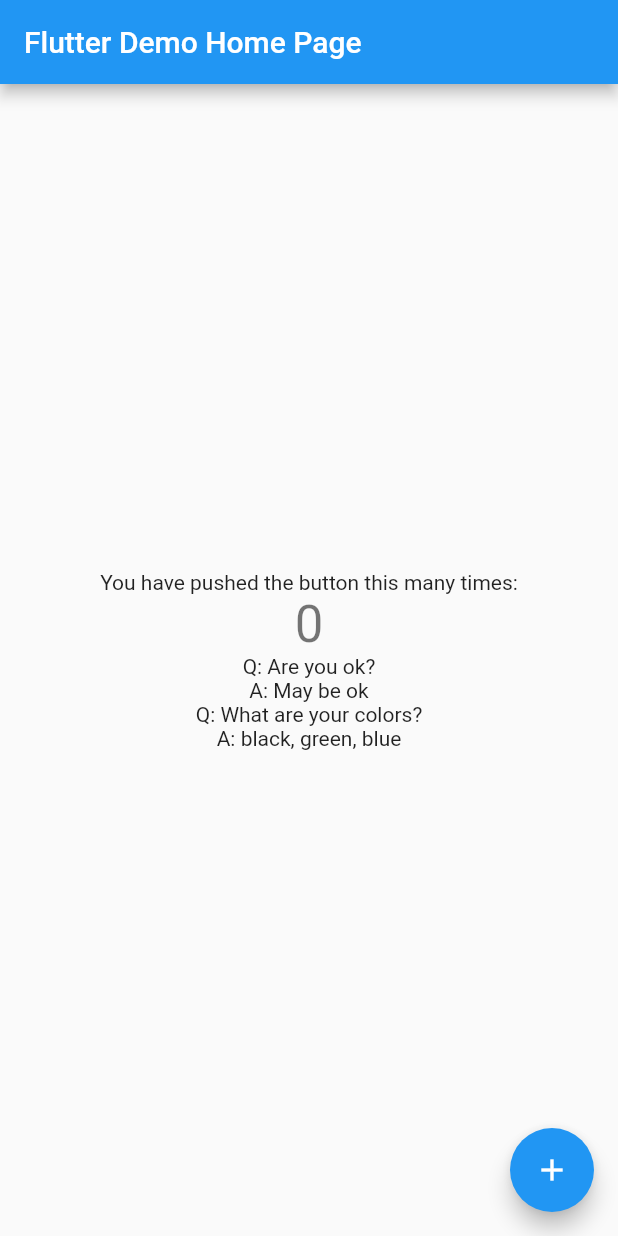
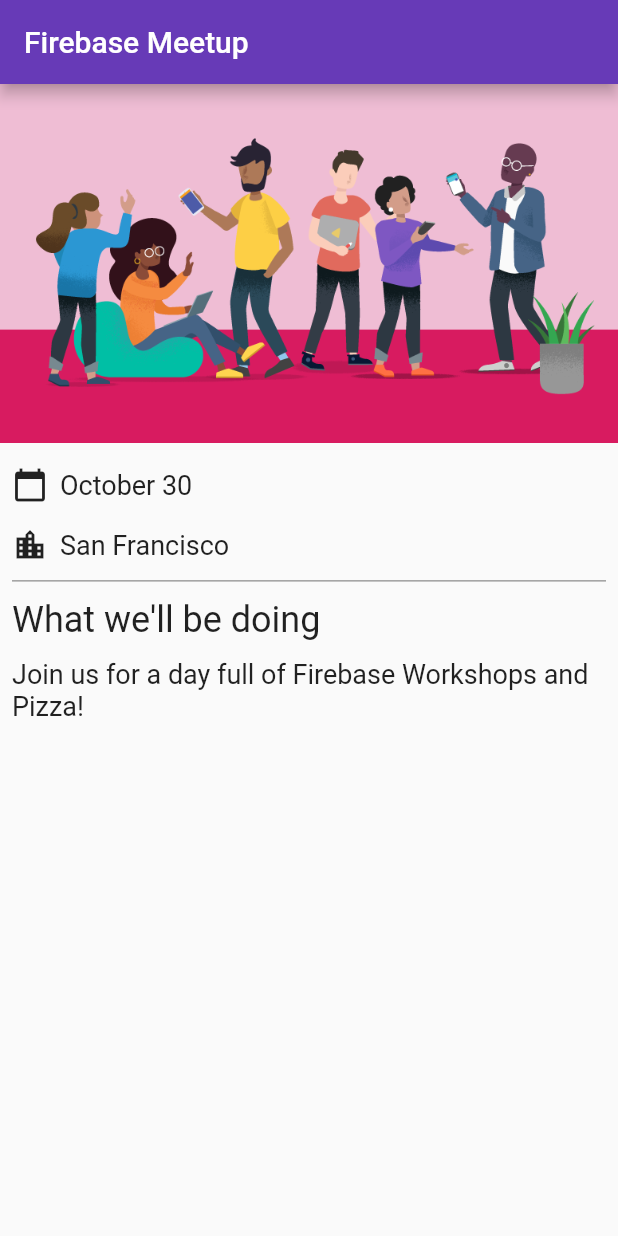
Before and after one commit to kitoku95/learn_flutter, a Flutter app: the screen it shows after launch, on a phone screen of 412 x 824 dp. Run offline on Flutter 3.47's test engine with Material 2 defaults, Android fonts, the phone set to English and light mode, and no system bars; our stand-ins replace firebase_auth, firebase_core, google_fonts; missing offline and left inert: dart:js; accounts and stored records are empty.

Commit message:
Add a lots files

```diff
--- a/lib/component/text_block_widget.dart
+++ b/lib/component/text_block_widget.dart
@@ -5,7 +5,7 @@ class TextBlockWidget extends StatelessWidget{
   final String text;
   final bool isAsk;
 
-  const TextBlockWidget({Key key, this.text, this.isAsk}) : super(key: key);
+  const TextBlockWidget({required Key key, required this.text, required this.isAsk}) : super(key: key);
 
   @override
   Widget build(BuildContext context) {
--- a/lib/main.dart
+++ b/lib/main.dart
@@ -1,90 +1,147 @@
+import 'dart:js';
+
+import 'package:firebase_core/firebase_core.dart';
+import 'package:firebase_auth/firebase_auth.dart';
 import 'package:flutter/material.dart';
-import 'package:learn_flutter/component/text_block_widget.dart';
+import 'package:google_fonts/google_fonts.dart';
+import 'package:provider/provider.dart';
+
+import 'src/authentication.dart';
+import 'src/widgets.dart';
 
 void main() {
-  runApp(MyApp());
+  runApp(ChangeNotifierProvider(
+    create: (context) => ApplicationState(),
+    builder: (context, _) => App(),
+  ));
 }
 
-class MyApp extends StatelessWidget {
-  // This widget is the root of your application.
+class App extends StatelessWidget {
   @override
   Widget build(BuildContext context) {
     return MaterialApp(
-      title: 'Flutter Demo',
+      title: 'Firebase Meetup',
       theme: ThemeData(
-        primarySwatch: Colors.blue,
+        buttonTheme: Theme.of(context).buttonTheme.copyWith(
+              highlightColor: Colors.deepPurple,
+            ),
+        primarySwatch: Colors.deepPurple,
+        textTheme: GoogleFonts.robotoTextTheme(
+          Theme.of(context).textTheme,
+        ),
         visualDensity: VisualDensity.adaptivePlatformDensity,
       ),
-      home: MyHomePage(title: 'Flutter Demo Home Page'),
+      home: HomePage(),
     );
   }
 }
 
-class MyHomePage extends StatefulWidget {
-  MyHomePage({Key key, this.title}) : super(key: key);
-
-  final String title;
-
-  @override
-  _MyHomePageState createState() => _MyHomePageState();
-}
-
-class _MyHomePageState extends State<MyHomePage> {
-  int _counter = 0;
-
-  void _incrementCounter() {
-    setState(() {
-      _counter++;
-    });
-  }
-
-  var list = [
-    {
-      "ask": "Are you ok?",
-      "answer" : "May be ok"
-    },
-    {
-      "ask" : "What are your colors?",
-      "answer" : ["black", "green", "blue"]
-    }
-  ];
+class HomePage extends StatelessWidget {
+  HomePage({Key? key}) : super(key: key);
 
   @override
   Widget build(BuildContext context) {
-
-    List<Widget> temp = [];
-    for(int i = 0; i < list.length; i++){
-      temp.add(TextBlockWidget(isAsk: true, text: list[i]["ask"],));
-      temp.add(TextBlockWidget(isAsk: false, text: list[i]["answer"].toString().replaceAll("[", "").replaceAll("]", ""),));
-    }
-
     return Scaffold(
       appBar: AppBar(
-
-        title: Text(widget.title),
+        title: Text('Firebase Meetup'),
       ),
-      body: Center(
-        child: Column(
-          mainAxisAlignment: MainAxisAlignment.center,
-          children: <Widget>[
-            Text(
-              'You have pushed the button this many times:',
-            ),
-            Text(
-              '$_counter',
-              style: Theme.of(context).textTheme.headline4,
-            ),
-            Column(
-              children: temp,
-            )
-          ],
-        ),
-      ),
-      floatingActionButton: FloatingActionButton(
-        onPressed: _incrementCounter,
-        tooltip: 'Increment',
-        child: Icon(Icons.add),
+      body: ListView(
+        children: <Widget>[
+          Image.asset('assets/codelab.png'),
+          SizedBox(height: 8),
+          IconAndDetail(Icons.calendar_today, 'October 30'),
+          IconAndDetail(Icons.location_city, 'San Francisco'),
+          Divider(
+            height: 8,
+            thickness: 1,
+            indent: 8,
+            endIndent: 8,
+            color: Colors.grey,
+          ),
+          Header("What we'll be doing"),
+          Paragraph(
+            'Join us for a day full of Firebase Workshops and Pizza!',
+          ),
+        ],
       ),
     );
   }
 }
+
+class ApplicationState extends ChangeNotifier {
+  ApplicationState() {
+    init();
+  }
+
+  Future<void> init() async {
+    await Firebase.initializeApp();
+
+    FirebaseAuth.instance.userChanges().listen((user) {
+      if (user != null) {
+        _loginState = ApplicationLoginState.loggedIn;
+      } else {
+        _loginState = ApplicationLoginState.loggedOut;
+      }
+      notifyListeners();
+    });
+  }
+
+  ApplicationLoginState _loginState = ApplicationLoginState.loggedOut;
+  ApplicationLoginState get loginState => _loginState;
+
+  String? _email;
+  String? get email => _email;
+
+  void startLogionFlow() {
+    _loginState = ApplicationLoginState.emailAddress;
+    notifyListeners();
+  }
+
+  void verifyEmail(String email,
+      void Function(FirebaseAuthException e) errorCallback) async {
+    try {
+      var methods =
+          await FirebaseAuth.instance.fetchSignInMethodsForEmail(email);
+      if (methods.contains('password')) {
+        _loginState = ApplicationLoginState.password;
+      } else {
+        _loginState = ApplicationLoginState.register;
+      }
+
+      _email = email;
+      notifyListeners();
+    } on FirebaseAuthException catch (e) {
+      errorCallback(e);
+    }
+  }
+
+  void signInWithEmailAndPassword(String email, String password,
+      void Function(FirebaseAuthException e) errorCallback) async {
+    try {
+      await FirebaseAuth.instance
+          .signInWithEmailAndPassword(email: email, password: password);
+    } on FirebaseAuthException catch (e) {
+      errorCallback(e);
+    }
+  }
+
+  void registerAccount(String email, String displayName, String password,
+      void Function(FirebaseAuthException e) errorCallback) async {
+    try {
+      var credential = await FirebaseAuth.instance
+          .createUserWithEmailAndPassword(email: email, password: password);
+      await credential.user!.updateProfile(displayName: displayName);
+    } on FirebaseAuthException catch (e) {
+      errorCallback(e);
+    }
+  }
+
+  void cancelRegistration() {
+    _loginState = ApplicationLoginState.emailAddress;
+    notifyListeners();
+  }
+
+  void signOut() {
+    FirebaseAuth.instance.signOut();
+  }
+}
--- /dev/null
+++ b/lib/src/widgets.dart
@@ -0,0 +1,63 @@
+import 'package:flutter/material.dart';
+
+class Header extends StatelessWidget {
+  const Header(this.heading);
+  final String heading;
+
+  @override
+  Widget build(BuildContext context) => Padding(
+        padding: const EdgeInsets.all(8.0),
+        child: Text(
+          heading,
+          style: TextStyle(fontSize: 24),
+        ),
+      );
+}
+
+class Paragraph extends StatelessWidget {
+  const Paragraph(this.content);
+  final String content;
+  @override
+  Widget build(BuildContext context) => Padding(
+        padding: const EdgeInsets.symmetric(horizontal: 8, vertical: 4),
+        child: Text(
+          content,
+          style: TextStyle(fontSize: 18),
+        ),
+      );
+}
+
+class IconAndDetail extends StatelessWidget {
+  const IconAndDetail(this.icon, this.detail);
+  final IconData icon;
+  final String detail;
+
+  @override
+  Widget build(BuildContext context) => Padding(
+        padding: const EdgeInsets.all(8.0),
+        child: Row(
+          children: [
+            Icon(icon),
+            SizedBox(width: 8),
+            Text(
+              detail,
+              style: TextStyle(fontSize: 18),
+            )
+          ],
+        ),
+      );
+}
+
+class StyledButton extends StatelessWidget {
+  const StyledButton({required this.child, required this.onPressed});
+  final Widget child;
+  final void Function() onPressed;
+
+  @override
+  Widget build(BuildContext context) => OutlinedButton(
+        style: OutlinedButton.styleFrom(
+            side: BorderSide(color: Colors.deepPurple)),
+        onPressed: onPressed,
+        child: child,
+      );
+}
```
Also changed, not shown: lib/src/authentication.dart (added, +429 -0 lines), pubspec.yaml (+10 -5 lines), assets/codelab.png (added), pubspec.lock, 14 other files.
